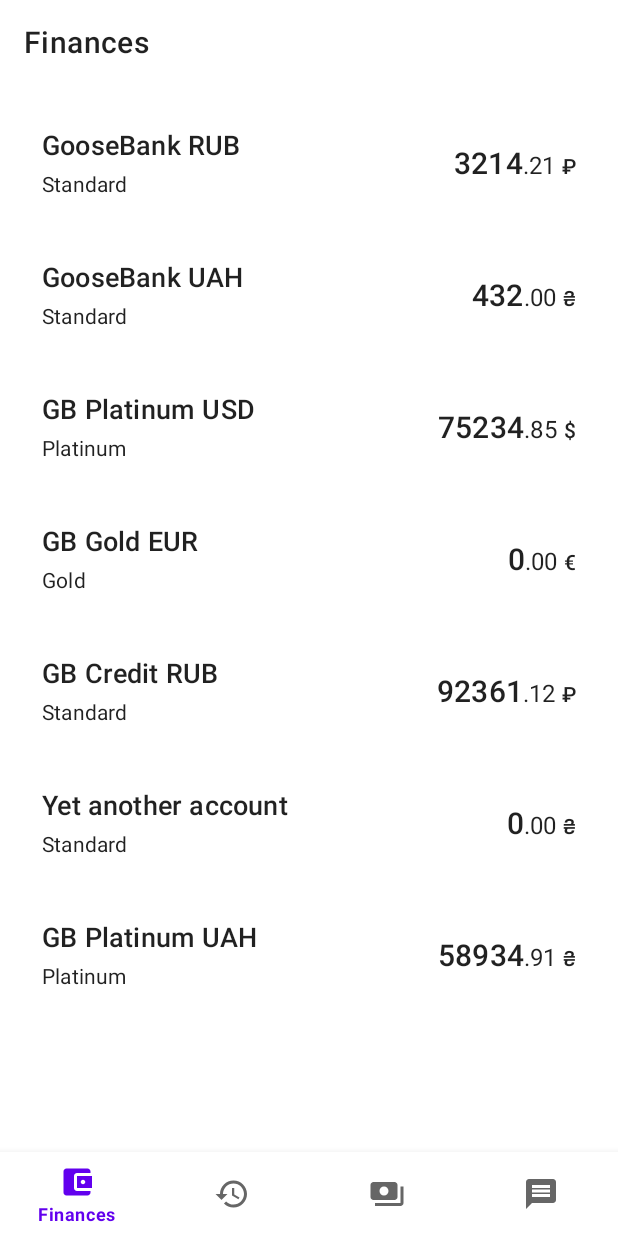
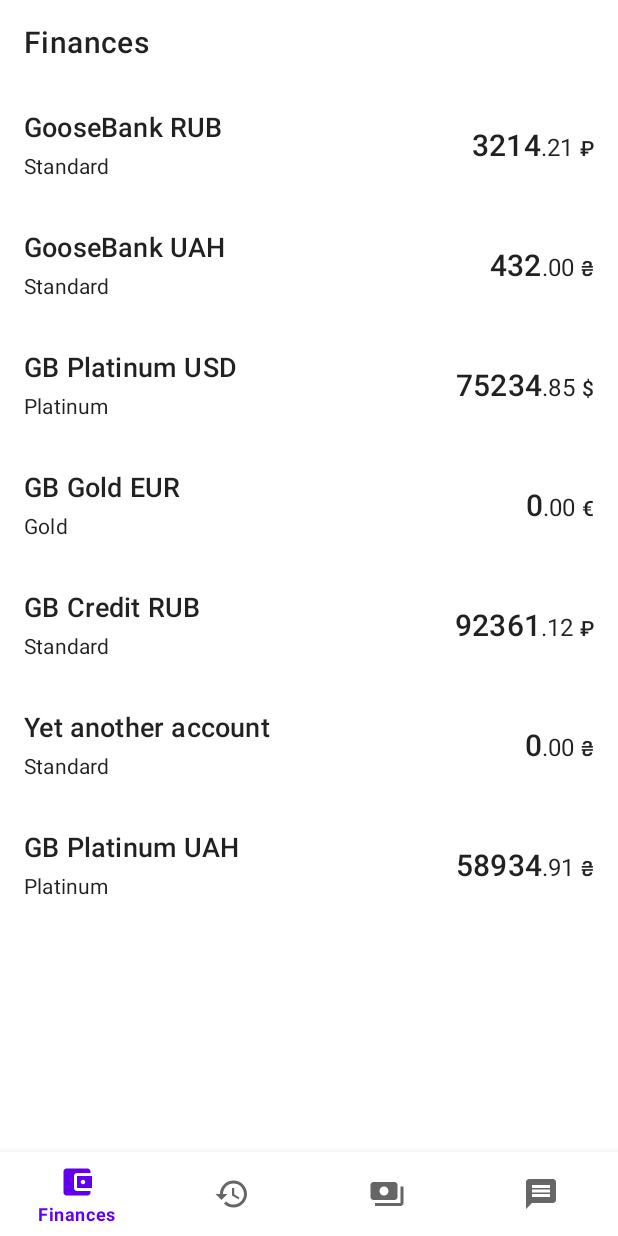
Before and after one commit to weazyexe/goosebank, an Android app: the screen it shows after launch (MainActivity), on a phone screen of 412 x 824 dp. Run offline under Robolectric (Android 15) with nearby library versions, the phone set to English and light mode, and no system bars.

Commit message:
added insets handling

```diff
--- a/app/src/main/java/dev/weazyexe/goosebank/ui/screen/MainActivity.kt
+++ b/app/src/main/java/dev/weazyexe/goosebank/ui/screen/MainActivity.kt
@@ -2,6 +2,7 @@ package dev.weazyexe.goosebank.ui.screen
 
 import android.os.Bundle
 import androidx.appcompat.app.AppCompatActivity
+import androidx.core.view.WindowInsetsCompat
 import androidx.fragment.app.commit
 import androidx.fragment.app.commitNow
 import dev.weazyexe.goosebank.R
@@ -11,6 +12,8 @@ import dev.weazyexe.goosebank.ui.screen.chat.ChatFragment
 import dev.weazyexe.goosebank.ui.screen.finances.FinancesFragment
 import dev.weazyexe.goosebank.ui.screen.history.HistoryFragment
 import dev.weazyexe.goosebank.ui.screen.payments.PaymentsFragment
+import dev.weazyexe.goosebank.util.edgeToEdge
+import dev.weazyexe.goosebank.util.padding
 
 /**
  * Main screen
@@ -31,6 +34,7 @@ class MainActivity : AppCompatActivity() {
         setContentView(binding.root)
 
         setupBottomNav()
+        edgeToEdge()
     }
 
     private fun setupBottomNav() {
@@ -70,4 +74,10 @@ class MainActivity : AppCompatActivity() {
 
         return false
     }
+
+    private fun edgeToEdge() = with(binding) {
+        edgeToEdge {
+            bottomNavigation.padding(WindowInsetsCompat.Type.navigationBars())
+        }
+    }
 }
--- a/app/src/main/java/dev/weazyexe/goosebank/ui/screen/finances/FinancesFragment.kt
+++ b/app/src/main/java/dev/weazyexe/goosebank/ui/screen/finances/FinancesFragment.kt
@@ -2,12 +2,16 @@ package dev.weazyexe.goosebank.ui.screen.finances
 
 import android.os.Bundle
 import android.view.View
+import androidx.core.view.WindowInsetsCompat
 import androidx.fragment.app.viewModels
 import androidx.recyclerview.widget.LinearLayoutManager
 import dev.weazyexe.goosebank.R
 import dev.weazyexe.goosebank.databinding.FragmentFinancesBinding
 import dev.weazyexe.goosebank.ui.common.BaseFragment
 import dev.weazyexe.goosebank.ui.screen.finances.adapter.AccountAdapter
+import dev.weazyexe.goosebank.util.edgeToEdge
+import dev.weazyexe.goosebank.util.margin
+import dev.weazyexe.goosebank.util.padding
 import dev.weazyexe.goosebank.util.string
 
 /**
@@ -27,6 +31,7 @@ class FinancesFragment : BaseFragment(R.layout.fragment_finances) {
 
         setupToolbar()
         setupAdapter()
+        edgeToEdge()
 
         adapter.submitList(viewModel.loadAccounts())
     }
@@ -39,4 +44,10 @@ class FinancesFragment : BaseFragment(R.layout.fragment_finances) {
         accountsRv.adapter = adapter
         accountsRv.layoutManager = LinearLayoutManager(requireContext())
     }
+
+    private fun edgeToEdge() = with(binding) {
+        edgeToEdge {
+            toolbar.margin(WindowInsetsCompat.Type.statusBars())
+        }
+    }
 }
--- /dev/null
+++ b/app/src/main/java/dev/weazyexe/goosebank/util/ActivityExtensions.kt
@@ -0,0 +1,9 @@
+package dev.weazyexe.goosebank.util
+
+import android.app.Activity
+import androidx.annotation.ColorInt
+import androidx.annotation.ColorRes
+import androidx.core.content.ContextCompat
+
+@ColorInt
+fun Activity.color(@ColorRes colorRes: Int): Int = ContextCompat.getColor(this, colorRes)
--- a/app/src/main/java/dev/weazyexe/goosebank/util/FragmentExtensions.kt
+++ b/app/src/main/java/dev/weazyexe/goosebank/util/FragmentExtensions.kt
@@ -1,6 +1,13 @@
 package dev.weazyexe.goosebank.util
 
+import androidx.annotation.ColorInt
+import androidx.annotation.ColorRes
 import androidx.annotation.StringRes
+import androidx.core.content.ContextCompat
 import androidx.fragment.app.Fragment
 
 fun Fragment.string(@StringRes stringRes: Int): String = getString(stringRes)
+
+@ColorInt
+fun Fragment.color(@ColorRes colorRes: Int): Int =
+    ContextCompat.getColor(requireContext(), colorRes)
--- /dev/null
+++ b/app/src/main/java/dev/weazyexe/goosebank/util/InsetsExtensions.kt
@@ -0,0 +1,83 @@
+package dev.weazyexe.goosebank.util
+
+import android.app.Activity
+import android.os.Build
+import android.view.View
+import android.view.ViewGroup
+import androidx.core.view.*
+import androidx.fragment.app.Fragment
+
+/**
+ * Go to edge-to-edge mode and handle insets on the [Activity]
+ */
+fun Activity.edgeToEdge(handling: () -> Unit) {
+    if (Build.VERSION.SDK_INT >= Build.VERSION_CODES.Q) {
+        WindowCompat.setDecorFitsSystemWindows(window, false)
+
+        window.statusBarColor = color(android.R.color.transparent)
+        window.navigationBarColor = color(android.R.color.transparent)
+
+        handling()
+    }
+}
+
+/**
+ * Go to edge-to-edge mode and handle insets on the [Fragment]
+ */
+fun Fragment.edgeToEdge(handling: () -> Unit) {
+    if (Build.VERSION.SDK_INT >= Build.VERSION_CODES.Q) {
+        val window = requireActivity().window
+
+        WindowCompat.setDecorFitsSystemWindows(window, false)
+        window.statusBarColor = color(android.R.color.transparent)
+        window.navigationBarColor = color(android.R.color.transparent)
+
+        handling()
+    }
+}
+
+/**
+ * Handle insets on the [View] with padding
+ */
+fun View.padding(insetType: Int) {
+    val oldPaddingLeft = paddingLeft
+    val oldPaddingTop = paddingTop
+    val oldPaddingRight = paddingRight
+    val oldPaddingBottom = paddingBottom
+
+    ViewCompat.setOnApplyWindowInsetsListener(this) { view, insets ->
+        val inset = insets.getInsets(insetType)
+        view.updatePadding(
+            left = oldPaddingLeft + inset.left,
+            top = oldPaddingTop + inset.top,
+            right = oldPaddingRight + inset.right,
+            bottom = oldPaddingBottom + inset.bottom
+        )
+
+        insets
+    }
+}
+
+/**
+ * Handle insets on the [View] with margin
+ */
+fun View.margin(insetType: Int) {
+    val oldMarginLeft = marginLeft
+    val oldMarginTop = marginTop
+    val oldMarginRight = marginRight
+    val oldMarginBottom = marginBottom
+
+    ViewCompat.setOnApplyWindowInsetsListener(this) { view, insets ->
+        val inset = insets.getInsets(insetType)
+        view.updateLayoutParams<ViewGroup.MarginLayoutParams> {
+            updateMargins(
+                left = oldMarginLeft + inset.left,
+                top = oldMarginTop + inset.top,
+                right = oldMarginRight + inset.right,
+                bottom = oldMarginBottom + inset.bottom
+            )
+        }
+
+        insets
+    }
+}
--- a/app/src/main/res/layout/view_holder_account.xml
+++ b/app/src/main/res/layout/view_holder_account.xml
@@ -1,20 +1,13 @@
 <?xml version="1.0" encoding="utf-8"?>
-<com.google.android.material.card.MaterialCardView xmlns:android="http://schemas.android.com/apk/res/android"
+<androidx.constraintlayout.widget.ConstraintLayout xmlns:android="http://schemas.android.com/apk/res/android"
     xmlns:app="http://schemas.android.com/apk/res-auto"
     xmlns:tools="http://schemas.android.com/tools"
     android:layout_width="match_parent"
     android:layout_height="wrap_content"
-    android:layout_marginHorizontal="16dp"
-    android:layout_marginTop="16dp"
+    android:background="?android:attr/selectableItemBackground"
     android:clickable="true"
     android:focusable="true"
-    app:cardCornerRadius="8dp"
-    app:cardElevation="0dp">
-
-    <androidx.constraintlayout.widget.ConstraintLayout
-        android:layout_width="match_parent"
-        android:layout_height="match_parent"
-        android:padding="12dp">
+    android:padding="16dp">
 
     <TextView
         android:id="@+id/title_tv"
@@ -48,5 +41,3 @@
         app:layout_constraintTop_toTopOf="parent" />
 
 </androidx.constraintlayout.widget.ConstraintLayout>
-
-</com.google.android.material.card.MaterialCardView>
--- a/app/src/main/res/values-night/themes.xml
+++ b/app/src/main/res/values-night/themes.xml
@@ -1,5 +1,5 @@
 <resources xmlns:tools="http://schemas.android.com/tools">
-    <!-- Base application theme. -->
+
     <style name="Theme.Goosebank" parent="Theme.MaterialComponents.DayNight.NoActionBar">
         <!-- Primary brand color. -->
         <item name="colorPrimary">@color/purple_200</item>
@@ -9,8 +9,9 @@
         <item name="colorSecondary">@color/teal_200</item>
         <item name="colorSecondaryVariant">@color/teal_200</item>
         <item name="colorOnSecondary">@color/black</item>
-        <!-- Status bar color. -->
-        <item name="android:statusBarColor" tools:targetApi="l">?attr/colorPrimaryVariant</item>
-        <!-- Customize your theme here. -->
+
+        <item name="android:windowLightStatusBar">false</item>
+        <item name="android:windowLightNavigationBar" tools:targetApi="o_mr1">false</item>
     </style>
+
 </resources>
--- a/app/src/main/res/values/themes.xml
+++ b/app/src/main/res/values/themes.xml
@@ -9,8 +9,8 @@
         <item name="colorSecondary">@color/teal_200</item>
         <item name="colorSecondaryVariant">@color/teal_700</item>
         <item name="colorOnSecondary">@color/black</item>
-        <!-- Status bar color. -->
-        <item name="android:statusBarColor" tools:targetApi="l">?attr/colorPrimaryVariant</item>
-        <!-- Customize your theme here. -->
+
+        <item name="android:windowLightStatusBar">true</item>
+        <item name="android:windowLightNavigationBar" tools:targetApi="o_mr1">true</item>
     </style>
 </resources>
```
Lines whose indentation alone changed are shown as unchanged.
